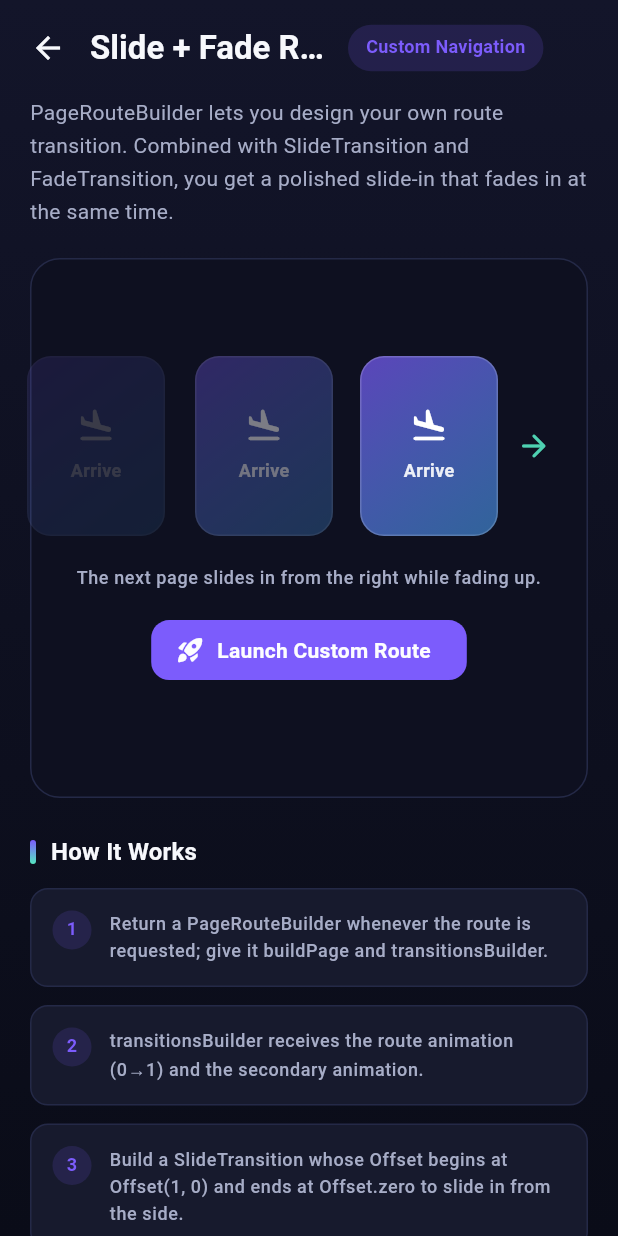
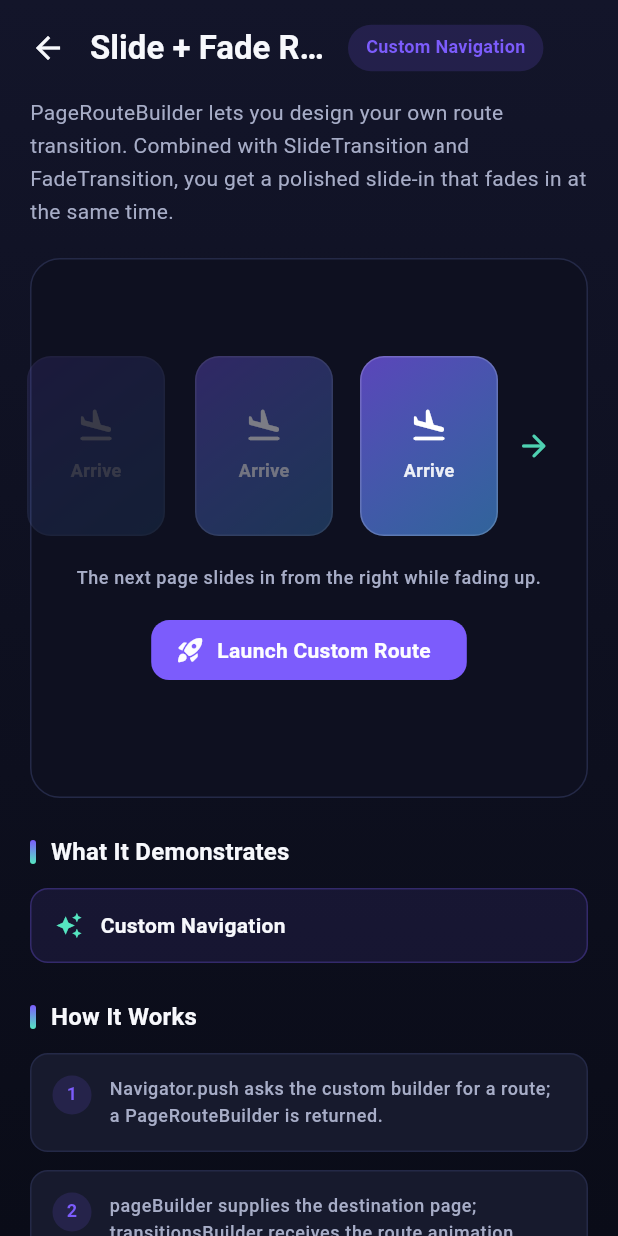
Before and after one commit to fahadkhalid22/Flutter-Animation-Showcase, a Flutter app: the CustomRouteDemoScreen screen opened by its route, on a phone screen of 412 x 824 dp. Run offline on Flutter 3.47's test engine with Material 3 defaults, Android fonts, the phone set to English and light mode, and no system bars.

Commit message:
docs: explain custom Flutter route animations
Co-Authored-By: Claude Code <noreply@anthropic.com>

```diff
--- a/lib/features/custom_route/custom_route_demo_screen.dart
+++ b/lib/features/custom_route/custom_route_demo_screen.dart
@@ -14,6 +14,30 @@ class CustomRouteDemoScreen extends StatelessWidget {
   /// Creates the custom route demo screen.
   const CustomRouteDemoScreen({super.key});
 
+  /// Compact conceptual code for the custom route transition.
+  static const String _codeExample = '''
+Route<T> buildSlideFadeRoute<T>({required Widget page}) {
+  return PageRouteBuilder<T>(
+    transitionDuration: const Duration(milliseconds: 600),
+    pageBuilder: (_, animation, secondaryAnimation) => page,
+    transitionsBuilder: (_, animation, __, child) {
+      final slide = Tween<Offset>(
+        begin: const Offset(1, 0), // start off-screen right
+        end: Offset.zero,          // slide to rest
+      ).chain(CurveTween(curve: Curves.easeOutCubic)).animate(animation);
+
+      return FadeTransition(
+        opacity: animation,                 // fade 0 -> 1 as route advances
+        child: SlideTransition(
+          position: slide,                  // slide with the eased offset
+          child: child,
+        ),
+      );
+    },
+  );
+}
+''';
+
   @override
   Widget build(BuildContext context) {
     return const DemoScreenShell(
@@ -25,42 +49,86 @@ class CustomRouteDemoScreen extends StatelessWidget {
             'Combined with SlideTransition and FadeTransition, you get a '
             'polished slide-in that fades in at the same time.',
         demo: CustomRouteDemo(),
+        demonstrates: 'Custom Navigation',
+        codeExample: _codeExample,
         howItWorks: [
-          'Return a PageRouteBuilder whenever the route is requested; give it '
-              'buildPage and transitionsBuilder.',
-          'transitionsBuilder receives the route animation (0→1) and the '
-              'secondary animation.',
-          'Build a SlideTransition whose Offset begins at Offset(1, 0) and '
-              'ends at Offset.zero to slide in from the side.',
-          'Wrap it in a FadeTransition so opacity rises with the slide; '
-              'popping plays the whole transition in reverse.',
+          'Navigator.push asks the custom builder for a route; a '
+              'PageRouteBuilder is returned.',
+          'pageBuilder supplies the destination page; transitionsBuilder '
+              'receives the route animation (0→1) and wraps the page.',
+          'A Tween<Offset>(begin: Offset(1, 0), end: Offset.zero), chained '
+              'with CurveTween(curves.easeOutCubic), drives the slide from '
+              'the right.',
+          'A FadeTransition uses the raw animation so opacity rises in sync '
+              'with the slide.',
+          'Popping the route plays everything in reverse — the page slides '
+              'out to the right and fades away.',
+        ],
+        flow: [
+          'Navigator.push',
+          'PageRouteBuilder',
+          'Route animation progress',
+          'Tween<Offset>',
+          'SlideTransition + FadeTransition',
         ],
         keyClasses: [
           (
             name: 'PageRouteBuilder',
             detail:
-                'Lets you supply buildPage and transitionsBuilder to compose '
-                'a fully custom route.',
+                'Lets you supply pageBuilder and transitionsBuilder to '
+                'compose a fully custom route, including its animation.',
+          ),
+          (
+            name: 'pageBuilder',
+            detail:
+                'Builds the destination page itself; called when the route '
+                'is first displayed.',
+          ),
+          (
+            name: 'transitionsBuilder',
+            detail:
+                'Wraps the page each frame with the route interactions '
+                '(animation and secondaryAnimation) so you can apply any '
+                'transition you like.',
+          ),
+          (
+            name: 'Animation<double>',
+            detail:
+                'The route-progress value (0→1) passed to '
+                'transitionsBuilder; both the slide and the fade read it.',
+          ),
+          (
+            name: 'Tween<Offset>',
+            detail:
+                'Maps route progress onto an Offset — here from the right '
+                'edge (Offset(1, 0)) to rest (Offset.zero).',
+          ),
+          (
+            name: 'CurveTween',
+            detail:
+                'Applies an easing curve (Curves.easeOutCubic) so the slide '
+                'decelerates into place rather than moving linearly.',
           ),
           (
             name: 'SlideTransition',
-            detail: 'Moves its child by an animated Offset.',
+            detail:
+                'Positions its child by an animated Offset — this is what '
+                'slides the page in from the side.',
           ),
           (
             name: 'FadeTransition',
-            detail: 'Animates the child opacity with an Animation<double>.',
-          ),
-          (
-            name: 'CurvedAnimation',
             detail:
-                'Eases the slide and fade so the motion feels designed rather '
-                'than linear.',
+                'Animates its child opacity with an Animation<double> — this '
+                'is what fades the page in as it arrives.',
           ),
         ],
         whenToUse: [
-          'Branded navigation that matches the app personality.',
-          'Screens that should enter from a side, such as option panels.',
-          'Onboarding or carousels where movement direction carries meaning.',
+          'Branded navigation that matches the app personality instead of the '
+              'default Material transition.',
+          'Screens that should enter from a side — settings panels, drawers '
+              'or detail pages.',
+          'Onboarding, carousels or wizards where movement direction carries '
+              'meaning for the user.',
         ],
       ),
     );
--- a/lib/shared/demo_lesson_view.dart
+++ b/lib/shared/demo_lesson_view.dart
@@ -118,7 +118,10 @@ class DemoLessonView extends StatelessWidget {
   }
 }
 
-/// Horizontal pipeline of numbered steps connected by arrows.
+/// Vertical pipeline of numbered steps connected by arrows.
+///
+/// Full-width pills are safe at any screen size — a long step wraps to a
+/// second line instead of overflowing horizontally.
 class FlowDiagram extends StatelessWidget {
   const FlowDiagram({super.key, required this.steps});
 
@@ -127,22 +130,25 @@ class FlowDiagram extends StatelessWidget {
   @override
   Widget build(BuildContext context) {
     final ThemeData theme = Theme.of(context);
-    return Wrap(
-      spacing: AppSpacing.xs,
-      runSpacing: AppSpacing.md,
-      crossAxisAlignment: WrapCrossAlignment.center,
+    return Column(
+      crossAxisAlignment: CrossAxisAlignment.stretch,
       children: [
         for (final (int i, String step) in steps.indexed) ...[
           if (i > 0)
-            const Icon(
-              Icons.arrow_forward_rounded,
-              size: 16,
-              color: AppColors.textSecondary,
+            const Padding(
+              padding: EdgeInsets.symmetric(vertical: AppSpacing.xs),
+              child: Center(
+                child: Icon(
+                  Icons.arrow_downward_rounded,
+                  size: 18,
+                  color: AppColors.accent,
+                ),
+              ),
             ),
           Container(
             padding: const EdgeInsets.symmetric(
               horizontal: AppSpacing.md,
-              vertical: AppSpacing.sm,
+              vertical: AppSpacing.sm + 2,
             ),
             decoration: BoxDecoration(
               color: AppColors.surface,
@@ -152,21 +158,34 @@ class FlowDiagram extends StatelessWidget {
               ),
             ),
             child: Row(
-              mainAxisSize: MainAxisSize.min,
               children: [
-                Text(
+                Container(
+                  width: 22,
+                  height: 22,
+                  alignment: Alignment.center,
+                  decoration: BoxDecoration(
+                    shape: BoxShape.circle,
+                    color: AppColors.accent.withValues(alpha: 0.16),
+                    border: Border.all(
+                      color: AppColors.accent.withValues(alpha: 0.5),
+                    ),
+                  ),
+                  child: Text(
                     '${i + 1}',
                     style: theme.textTheme.labelSmall?.copyWith(
                       color: AppColors.accent,
                       fontWeight: FontWeight.w800,
                     ),
                   ),
-                const SizedBox(width: AppSpacing.sm),
-                Text(
+                ),
+                const SizedBox(width: AppSpacing.md),
+                Expanded(
+                  child: Text(
                     step,
                     style: theme.textTheme.labelMedium?.copyWith(
                       color: AppColors.textPrimary,
                       fontWeight: FontWeight.w600,
+                    ),
                   ),
                 ),
               ],
```
Lines whose indentation alone changed are shown as unchanged.
